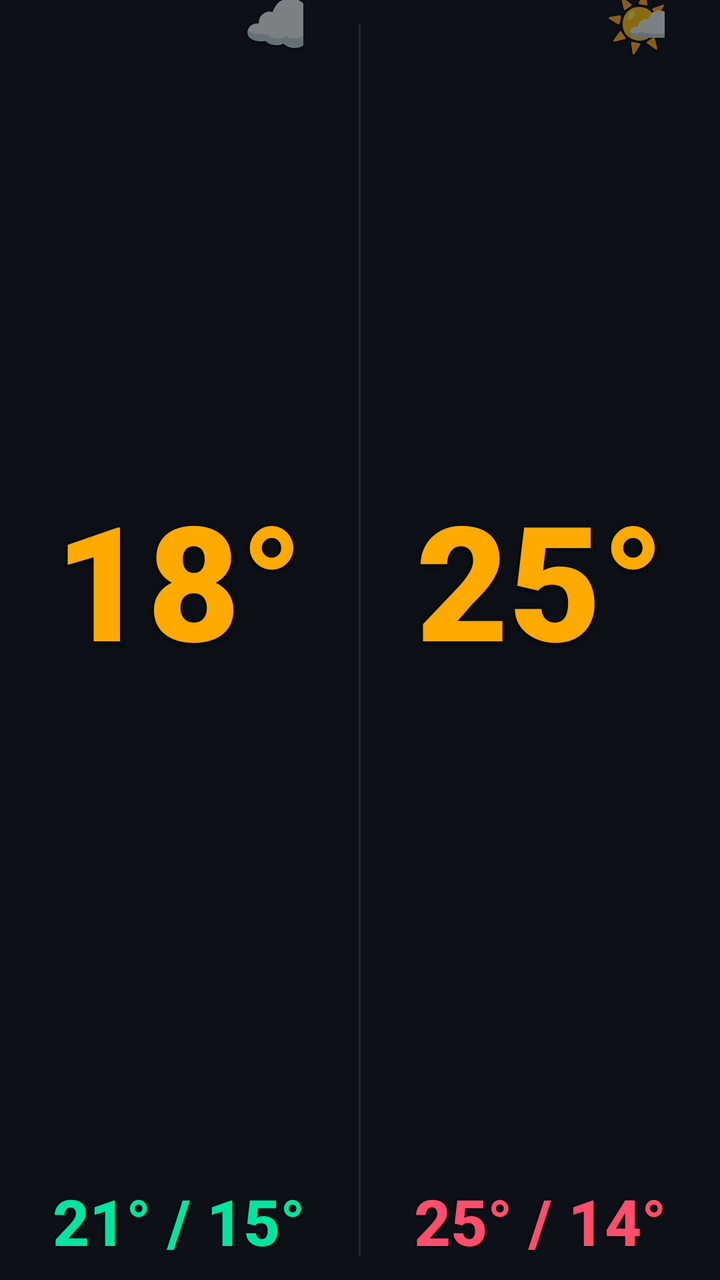
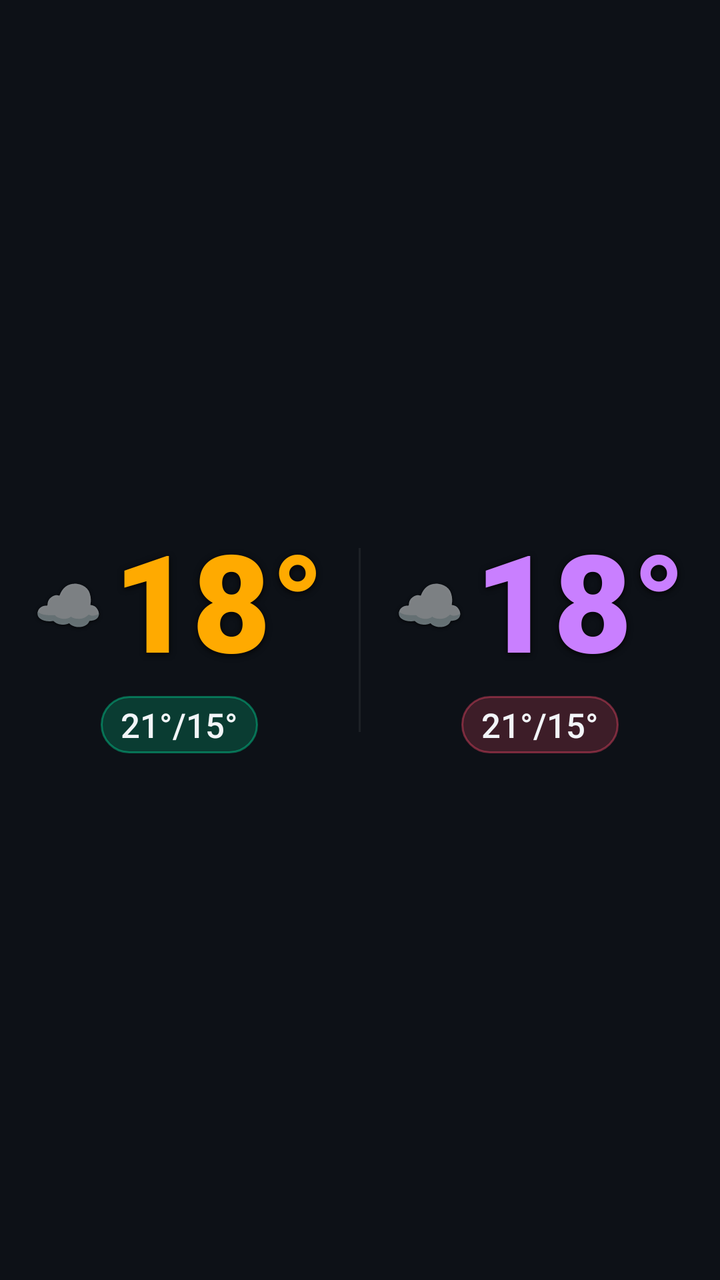

The first picture is an Android layout as it rendered before a commit; the second is the same layout after the commit. The layout source and the unified diff follow.
<!-- AndroidManifest.xml: application theme Theme.Weather28 -->
<!-- res/layout/widget_transparent_l.xml -->
<?xml version="1.0" encoding="utf-8"?>
<LinearLayout xmlns:android="http://schemas.android.com/apk/res/android"
    android:id="@+id/widget_root"
    android:layout_width="match_parent"
    android:layout_height="match_parent"
    android:orientation="vertical"
    android:background="@drawable/widget_bg_transparent">


    <LinearLayout
        android:layout_width="match_parent"
        android:layout_height="0dp"
        android:layout_weight="1"
        android:orientation="horizontal">

        <LinearLayout
            android:layout_width="0dp"
            android:layout_height="match_parent"
            android:layout_weight="1"
            android:orientation="vertical"
            android:gravity="center_horizontal"
            android:paddingStart="6dp"
            android:paddingEnd="6dp"
            android:paddingBottom="8dp">

            <FrameLayout
                android:layout_width="wrap_content"
                android:layout_height="0dp"
                android:layout_weight="1">

                <TextView
                    android:id="@+id/today_temp"
                    android:layout_width="wrap_content"
                    android:layout_height="wrap_content"
                    android:layout_gravity="center"
                    android:text="18°"
                    android:textColor="#ffaa00"
                    android:textSize="80sp"
                    android:fontFamily="sans-serif-black"
                    android:includeFontPadding="false"
                    android:gravity="center"
                    android:shadowColor="#e6000000" android:shadowDx="0" android:shadowDy="2" android:shadowRadius="7"/>

                <TextView
                    android:id="@+id/today_icon"
                    android:layout_width="wrap_content"
                    android:layout_height="wrap_content"
                    android:layout_gravity="top|end"
                    android:layout_marginTop="-7dp"
                    android:layout_marginEnd="-10dp"
                    android:text="☁️"
                    android:textSize="32sp"
                    android:includeFontPadding="false"
                    android:gravity="center"
                    android:shadowColor="#cc000000" android:shadowDx="0" android:shadowDy="1" android:shadowRadius="4"/>
            </FrameLayout>

            <TextView
                android:id="@+id/today_minmax"
                android:layout_width="wrap_content"
                android:layout_height="wrap_content"
                android:text="21° / 15°"
                android:textColor="#00e5a0"
                android:textSize="32sp"
                android:fontFamily="sans-serif-medium"
                android:textStyle="bold"
                android:layout_marginTop="2dp"
                android:shadowColor="#cc000000" android:shadowDx="0" android:shadowDy="1" android:shadowRadius="4"/>
        </LinearLayout>

        <TextView
            android:layout_width="1dp"
            android:layout_height="match_parent"
            android:background="#18ffffff"
            android:layout_marginTop="12dp"
            android:layout_marginBottom="12dp"
            android:text=""/>

        <LinearLayout
            android:layout_width="0dp"
            android:layout_height="match_parent"
            android:layout_weight="1"
            android:orientation="vertical"
            android:gravity="center_horizontal"
            android:paddingStart="6dp"
            android:paddingEnd="6dp"
            android:paddingBottom="8dp">

            <FrameLayout
                android:layout_width="wrap_content"
                android:layout_height="0dp"
                android:layout_weight="1">

                <TextView
                    android:id="@+id/tomorrow_temp"
                    android:layout_width="wrap_content"
                    android:layout_height="wrap_content"
                    android:layout_gravity="center"
                    android:text="25°"
                    android:textColor="#ffaa00"
                    android:textSize="80sp"
                    android:fontFamily="sans-serif-black"
                    android:includeFontPadding="false"
                    android:gravity="center"
                    android:shadowColor="#e6000000" android:shadowDx="0" android:shadowDy="2" android:shadowRadius="7"/>

                <TextView
                    android:id="@+id/tomorrow_icon"
                    android:layout_width="wrap_content"
                    android:layout_height="wrap_content"
                    android:layout_gravity="top|end"
                    android:layout_marginTop="-7dp"
                    android:layout_marginEnd="-10dp"
                    android:text="🌤️"
                    android:textSize="32sp"
                    android:includeFontPadding="false"
                    android:gravity="center"
                    android:shadowColor="#cc000000" android:shadowDx="0" android:shadowDy="1" android:shadowRadius="4"/>
            </FrameLayout>

            <TextView
                android:id="@+id/tomorrow_minmax"
                android:layout_width="wrap_content"
                android:layout_height="wrap_content"
                android:text="25° / 14°"
                android:textColor="#ff4d6d"
                android:textSize="32sp"
                android:fontFamily="sans-serif-medium"
                android:textStyle="bold"
                android:layout_marginTop="2dp"
                android:shadowColor="#cc000000" android:shadowDx="0" android:shadowDy="1" android:shadowRadius="4"/>
        </LinearLayout>
    </LinearLayout>

    <TextView android:id="@+id/widget_refresh"   android:layout_width="0dp" android:layout_height="0dp" android:visibility="gone"/>
    <TextView android:id="@+id/today_desc"       android:layout_width="0dp" android:layout_height="0dp" android:visibility="gone"/>
    <TextView android:id="@+id/tomorrow_desc"    android:layout_width="0dp" android:layout_height="0dp" android:visibility="gone"/>
    <TextView android:id="@+id/today_icon_bg"    android:layout_width="0dp" android:layout_height="0dp" android:visibility="gone"/>
    <TextView android:id="@+id/tomorrow_icon_bg" android:layout_width="0dp" android:layout_height="0dp" android:visibility="gone"/>
    <TextView android:id="@+id/today_rain"       android:layout_width="0dp" android:layout_height="0dp" android:visibility="gone"/>
    <TextView android:id="@+id/today_wind"       android:layout_width="0dp" android:layout_height="0dp" android:visibility="gone"/>
    <TextView android:id="@+id/tomorrow_rain"    android:layout_width="0dp" android:layout_height="0dp" android:visibility="gone"/>
    <TextView android:id="@+id/tomorrow_wind"    android:layout_width="0dp" android:layout_height="0dp" android:visibility="gone"/>
</LinearLayout>
<!-- resources referenced by this layout -->
<resources>
  <!-- drawable widget_bg_transparent (drawable) -->
  <?xml version="1.0" encoding="utf-8"?>
  <shape xmlns:android="http://schemas.android.com/apk/res/android" android:shape="rectangle">
      <solid android:color="#00000000"/>
      <corners android:radius="20dp"/>
  </shape>
  <style name="Theme.Weather28" parent="Theme.MaterialComponents.DayNight.NoActionBar">
          <item name="colorPrimary">#00e5a0</item>
          <item name="colorPrimaryVariant">#4d9fff</item>
          <item name="colorOnPrimary">#0d1117</item>
          <item name="android:windowBackground">#0d1117</item>
          <item name="android:statusBarColor">#0d1117</item>
          <item name="android:navigationBarColor">#0d1117</item>
      </style>
</resources>

<!-- the commit's change to res/layout/widget_transparent_l.xml (unified diff, before → after) -->
@@ -6,74 +6,74 @@
     android:orientation="vertical"
     android:background="@drawable/widget_bg_transparent">
 
-
     <LinearLayout
         android:layout_width="match_parent"
         android:layout_height="0dp"
         android:layout_weight="1"
-        android:orientation="horizontal">
+        android:orientation="horizontal"
+        android:gravity="center_vertical">
 
         <LinearLayout
             android:layout_width="0dp"
             android:layout_height="match_parent"
             android:layout_weight="1"
             android:orientation="vertical"
-            android:gravity="center_horizontal"
-            android:paddingStart="6dp"
-            android:paddingEnd="6dp"
-            android:paddingBottom="8dp">
+            android:gravity="center"
+            android:paddingStart="7dp"
+            android:paddingEnd="7dp">
 
-            <FrameLayout
+            <LinearLayout
                 android:layout_width="wrap_content"
-                android:layout_height="0dp"
-                android:layout_weight="1">
+                android:layout_height="wrap_content"
+                android:orientation="horizontal"
+                android:gravity="center_vertical">
+
+                <TextView
+                    android:id="@+id/today_icon"
+                    android:layout_width="wrap_content"
+                    android:layout_height="wrap_content"
+                    android:text="☁️"
+                    android:textSize="28sp"
+                    android:includeFontPadding="false"
+                    android:gravity="center"
+                    android:layout_marginEnd="5dp"
+                    android:shadowColor="#cc000000" android:shadowDx="0" android:shadowDy="1" android:shadowRadius="4"/>
 
                 <TextView
                     android:id="@+id/today_temp"
                     android:layout_width="wrap_content"
                     android:layout_height="wrap_content"
-                    android:layout_gravity="center"
                     android:text="18°"
                     android:textColor="#ffaa00"
-                    android:textSize="80sp"
+                    android:textSize="68sp"
                     android:fontFamily="sans-serif-black"
                     android:includeFontPadding="false"
                     android:gravity="center"
                     android:shadowColor="#e6000000" android:shadowDx="0" android:shadowDy="2" android:shadowRadius="7"/>
-
-                <TextView
-                    android:id="@+id/today_icon"
-                    android:layout_width="wrap_content"
-                    android:layout_height="wrap_content"
-                    android:layout_gravity="top|end"
-                    android:layout_marginTop="-7dp"
-                    android:layout_marginEnd="-10dp"
-                    android:text="☁️"
-                    android:textSize="32sp"
-                    android:includeFontPadding="false"
-                    android:gravity="center"
-                    android:shadowColor="#cc000000" android:shadowDx="0" android:shadowDy="1" android:shadowRadius="4"/>
-            </FrameLayout>
+            </LinearLayout>
 
             <TextView
                 android:id="@+id/today_minmax"
                 android:layout_width="wrap_content"
                 android:layout_height="wrap_content"
-                android:text="21° / 15°"
-                android:textColor="#00e5a0"
-                android:textSize="32sp"
+                android:text="21°/15°"
+                android:textColor="#f2f5f8"
+                android:textSize="17sp"
                 android:fontFamily="sans-serif-medium"
-                android:textStyle="bold"
-                android:layout_marginTop="2dp"
-                android:shadowColor="#cc000000" android:shadowDx="0" android:shadowDy="1" android:shadowRadius="4"/>
+                android:maxLines="1"
+                android:ellipsize="end"
+                android:background="@drawable/widget_pill_green"
+                android:paddingStart="10dp"
+                android:paddingEnd="10dp"
+                android:paddingTop="3dp"
+                android:paddingBottom="3dp"
+                android:layout_marginTop="5dp"/>
         </LinearLayout>
 
         <TextView
             android:layout_width="1dp"
-            android:layout_height="match_parent"
-            android:background="#18ffffff"
-            android:layout_marginTop="12dp"
-            android:layout_marginBottom="12dp"
+            android:layout_height="92dp"
+            android:background="#22888888"
             android:text=""/>
 
         <LinearLayout
@@ -81,64 +81,68 @@
             android:layout_height="match_parent"
             android:layout_weight="1"
             android:orientation="vertical"
-            android:gravity="center_horizontal"
-            android:paddingStart="6dp"
-            android:paddingEnd="6dp"
-            android:paddingBottom="8dp">
+            android:gravity="center"
+            android:paddingStart="7dp"
+            android:paddingEnd="7dp">
 
-            <FrameLayout
+            <LinearLayout
                 android:layout_width="wrap_content"
-                android:layout_height="0dp"
-                android:layout_weight="1">
+                android:layout_height="wrap_content"
+                android:orientation="horizontal"
+                android:gravity="center_vertical">
+
+                <TextView
+                    android:id="@+id/tomorrow_icon"
+                    android:layout_width="wrap_content"
+                    android:layout_height="wrap_content"
+                    android:text="☁️"
+                    android:textSize="28sp"
+                    android:includeFontPadding="false"
+                    android:gravity="center"
+                    android:layout_marginEnd="5dp"
+                    android:shadowColor="#cc000000" android:shadowDx="0" android:shadowDy="1" android:shadowRadius="4"/>
 
                 <TextView
                     android:id="@+id/tomorrow_temp"
                     android:layout_width="wrap_content"
                     android:layout_height="wrap_content"
-                    android:layout_gravity="center"
-                    android:text="25°"
-                    android:textColor="#ffaa00"
-                    android:textSize="80sp"
+                    android:text="18°"
+                    android:textColor="#c97fff"
+                    android:textSize="68sp"
                     android:fontFamily="sans-serif-black"
                     android:includeFontPadding="false"
                     android:gravity="center"
                     android:shadowColor="#e6000000" android:shadowDx="0" android:shadowDy="2" android:shadowRadius="7"/>
-
-                <TextView
-                    android:id="@+id/tomorrow_icon"
-                    android:layout_width="wrap_content"
-                    android:layout_height="wrap_content"
-                    android:layout_gravity="top|end"
-                    android:layout_marginTop="-7dp"
-                    android:layout_marginEnd="-10dp"
-                    android:text="🌤️"
-                    android:textSize="32sp"
-                    android:includeFontPadding="false"
-                    android:gravity="center"
-                    android:shadowColor="#cc000000" android:shadowDx="0" android:shadowDy="1" android:shadowRadius="4"/>
-            </FrameLayout>
+            </LinearLayout>
 
             <TextView
                 android:id="@+id/tomorrow_minmax"
                 android:layout_width="wrap_content"
                 android:layout_height="wrap_content"
-                android:text="25° / 14°"
-                android:textColor="#ff4d6d"
-                android:textSize="32sp"
+                android:text="21°/15°"
+                android:textColor="#f2f5f8"
+                android:textSize="17sp"
                 android:fontFamily="sans-serif-medium"
-                android:textStyle="bold"
-                android:layout_marginTop="2dp"
-                android:shadowColor="#cc000000" android:shadowDx="0" android:shadowDy="1" android:shadowRadius="4"/>
+                android:maxLines="1"
+                android:ellipsize="end"
+                android:background="@drawable/widget_pill_pink"
+                android:paddingStart="10dp"
+                android:paddingEnd="10dp"
+                android:paddingTop="3dp"
+                android:paddingBottom="3dp"
+                android:layout_marginTop="5dp"/>
         </LinearLayout>
+
     </LinearLayout>
 
-    <TextView android:id="@+id/widget_refresh"   android:layout_width="0dp" android:layout_height="0dp" android:visibility="gone"/>
-    <TextView android:id="@+id/today_desc"       android:layout_width="0dp" android:layout_height="0dp" android:visibility="gone"/>
-    <TextView android:id="@+id/tomorrow_desc"    android:layout_width="0dp" android:layout_height="0dp" android:visibility="gone"/>
-    <TextView android:id="@+id/today_icon_bg"    android:layout_width="0dp" android:layout_height="0dp" android:visibility="gone"/>
+    <TextView android:id="@+id/widget_refresh" android:layout_width="0dp" android:layout_height="0dp" android:visibility="gone"/>
+    <TextView android:id="@+id/today_desc" android:layout_width="0dp" android:layout_height="0dp" android:visibility="gone"/>
+    <TextView android:id="@+id/tomorrow_desc" android:layout_width="0dp" android:layout_height="0dp" android:visibility="gone"/>
+    <TextView android:id="@+id/today_icon_bg" android:layout_width="0dp" android:layout_height="0dp" android:visibility="gone"/>
     <TextView android:id="@+id/tomorrow_icon_bg" android:layout_width="0dp" android:layout_height="0dp" android:visibility="gone"/>
-    <TextView android:id="@+id/today_rain"       android:layout_width="0dp" android:layout_height="0dp" android:visibility="gone"/>
-    <TextView android:id="@+id/today_wind"       android:layout_width="0dp" android:layout_height="0dp" android:visibility="gone"/>
-    <TextView android:id="@+id/tomorrow_rain"    android:layout_width="0dp" android:layout_height="0dp" android:visibility="gone"/>
-    <TextView android:id="@+id/tomorrow_wind"    android:layout_width="0dp" android:layout_height="0dp" android:visibility="gone"/>
+    <TextView android:id="@+id/today_rain" android:layout_width="0dp" android:layout_height="0dp" android:visibility="gone"/>
+    <TextView android:id="@+id/today_wind" android:layout_width="0dp" android:layout_height="0dp" android:visibility="gone"/>
+    <TextView android:id="@+id/tomorrow_rain" android:layout_width="0dp" android:layout_height="0dp" android:visibility="gone"/>
+    <TextView android:id="@+id/tomorrow_wind" android:layout_width="0dp" android:layout_height="0dp" android:visibility="gone"/>
+
 </LinearLayout>
<!-- resource entries referenced after the edit -->
@@ -4,6 +4,20 @@
   <?xml version="1.0" encoding="utf-8"?>
   <shape xmlns:android="http://schemas.android.com/apk/res/android" android:shape="rectangle">
       <solid android:color="#00000000"/>
+      <corners android:radius="20dp"/>
+  </shape>
+  <!-- drawable widget_pill_green (drawable) -->
+  <?xml version="1.0" encoding="utf-8"?>
+  <shape xmlns:android="http://schemas.android.com/apk/res/android" android:shape="rectangle">
+      <solid android:color="#3300e5a0"/>
+      <stroke android:width="1dp" android:color="#6600e5a0"/>
+      <corners android:radius="20dp"/>
+  </shape>
+  <!-- drawable widget_pill_pink (drawable) -->
+  <?xml version="1.0" encoding="utf-8"?>
+  <shape xmlns:android="http://schemas.android.com/apk/res/android" android:shape="rectangle">
+      <solid android:color="#33ff4d6d"/>
+      <stroke android:width="1dp" android:color="#66ff4d6d"/>
       <corners android:radius="20dp"/>
   </shape>
   <style name="Theme.Weather28" parent="Theme.MaterialComponents.DayNight.NoActionBar">
